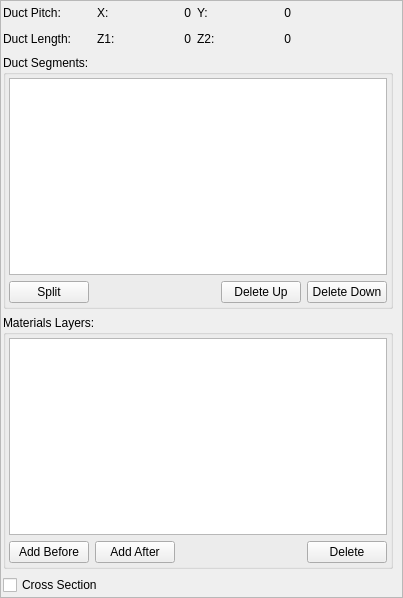
Above: Application/cmbDuctCellEditor.ui from Sprunth/RGG before the change. Below: the same form after it.
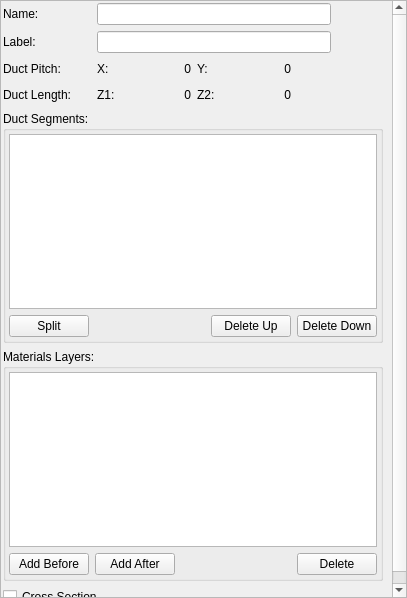
That is the form after the change.

Commit message: add label and name to duct

What changed in the file:
```diff
--- a/Application/cmbDuctCellEditor.ui
+++ b/Application/cmbDuctCellEditor.ui
@@ -6,7 +6,7 @@
    <rect>
     <x>0</x>
     <y>0</y>
-    <width>403</width>
+    <width>407</width>
     <height>598</height>
    </rect>
   </property>
@@ -27,8 +27,8 @@
        <rect>
         <x>0</x>
         <y>0</y>
-        <width>401</width>
-        <height>596</height>
+        <width>390</width>
+        <height>647</height>
        </rect>
       </property>
       <layout class="QGridLayout" name="gridLayout_3">
@@ -41,21 +41,41 @@
        <property name="bottomMargin">
         <number>2</number>
        </property>
-       <item row="4" column="0" colspan="3">
+       <item row="6" column="0" colspan="3">
         <widget class="QCheckBox" name="CrossSection">
          <property name="text">
           <string>Cross Section</string>
          </property>
         </widget>
        </item>
-       <item row="1" column="0">
-        <widget class="QLabel" name="label_2">
+       <item row="3" column="0">
+        <widget class="QLabel" name="dlLabel">
          <property name="text">
           <string>Duct Length:      </string>
          </property>
         </widget>
        </item>
-       <item row="2" column="0" colspan="3">
+       <item row="3" column="2">
+        <spacer name="horizontalSpacer_3">
+         <property name="orientation">
+          <enum>Qt::Horizontal</enum>
+         </property>
+         <property name="sizeHint" stdset="0">
+          <size>
+           <width>40</width>
+           <height>20</height>
+          </size>
+         </property>
+        </spacer>
+       </item>
+       <item row="0" column="0">
+        <widget class="QLabel" name="label_5">
+         <property name="text">
+          <string>Name:</string>
+         </property>
+        </widget>
+       </item>
+       <item row="4" column="0" colspan="3">
         <widget class="QGroupBox" name="groupBox">
          <property name="title">
           <string>Duct Segments:</string>
@@ -121,14 +141,90 @@
          </layout>
         </widget>
        </item>
-       <item row="0" column="0">
-        <widget class="QLabel" name="label">
+       <item row="2" column="0">
+        <widget class="QLabel" name="pdLabel">
          <property name="text">
           <string>Duct Pitch:</string>
          </property>
         </widget>
        </item>
-       <item row="3" column="0" colspan="3">
+       <item row="3" column="1">
+        <layout class="QHBoxLayout" name="horizontalLayout_3">
+         <item>
+          <widget class="QLabel" name="label_3">
+           <property name="text">
+            <string>Z1:</string>
+           </property>
+          </widget>
+         </item>
+         <item>
+          <widget class="QLabel" name="Z1">
+           <property name="minimumSize">
+            <size>
+             <width>70</width>
+             <height>0</height>
+            </size>
+           </property>
+           <property name="text">
+            <string>0</string>
+           </property>
+           <property name="alignment">
+            <set>Qt::AlignRight|Qt::AlignTrailing|Qt::AlignVCenter</set>
+           </property>
+          </widget>
+         </item>
+         <item>
+          <widget class="QLabel" name="label_4">
+           <property name="text">
+            <string>Z2:</string>
+           </property>
+          </widget>
+         </item>
+         <item>
+          <widget class="QLabel" name="Z2">
+           <property name="minimumSize">
+            <size>
+             <width>70</width>
+             <height>0</height>
+            </size>
+           </property>
+           <property name="text">
+            <string>0</string>
+           </property>
+           <property name="alignment">
+            <set>Qt::AlignRight|Qt::AlignTrailing|Qt::AlignVCenter</set>
+           </property>
+          </widget>
+         </item>
+         <item>
+          <spacer name="horizontalSpacer_5">
+           <property name="orientation">
+            <enum>Qt::Horizontal</enum>
+           </property>
+           <property name="sizeHint" stdset="0">
+            <size>
+             <width>40</width>
+             <height>20</height>
+            </size>
+           </property>
+          </spacer>
+         </item>
+        </layout>
+       </item>
+       <item row="2" column="2">
+        <spacer name="horizontalSpacer_2">
+         <property name="orientation">
+          <enum>Qt::Horizontal</enum>
+         </property>
+         <property name="sizeHint" stdset="0">
+          <size>
+           <width>40</width>
+           <height>20</height>
+          </size>
+         </property>
+        </spacer>
+       </item>
+       <item row="5" column="0" colspan="3">
         <widget class="QGroupBox" name="MaterialBox">
          <property name="title">
           <string>Materials Layers:</string>
@@ -194,7 +290,7 @@
          </layout>
         </widget>
        </item>
-       <item row="0" column="1">
+       <item row="2" column="1">
         <layout class="QHBoxLayout" name="horizontalLayout">
          <item>
           <widget class="QLabel" name="DuctPitchXLabel">
@@ -257,94 +353,18 @@
          </item>
         </layout>
        </item>
+       <item row="1" column="0">
+        <widget class="QLabel" name="label_6">
+         <property name="text">
+          <string>Label:</string>
+         </property>
+        </widget>
+       </item>
+       <item row="0" column="1">
+        <widget class="QLineEdit" name="Name"/>
+       </item>
        <item row="1" column="1">
-        <layout class="QHBoxLayout" name="horizontalLayout_3">
-         <item>
-          <widget class="QLabel" name="label_3">
-           <property name="text">
-            <string>Z1:</string>
-           </property>
-          </widget>
-         </item>
-         <item>
-          <widget class="QLabel" name="Z1">
-           <property name="minimumSize">
-            <size>
-             <width>70</width>
-             <height>0</height>
-            </size>
-           </property>
-           <property name="text">
-            <string>0</string>
-           </property>
-           <property name="alignment">
-            <set>Qt::AlignRight|Qt::AlignTrailing|Qt::AlignVCenter</set>
-           </property>
-          </widget>
-         </item>
-         <item>
-          <widget class="QLabel" name="label_4">
-           <property name="text">
-            <string>Z2:</string>
-           </property>
-          </widget>
-         </item>
-         <item>
-          <widget class="QLabel" name="Z2">
-           <property name="minimumSize">
-            <size>
-             <width>70</width>
-             <height>0</height>
-            </size>
-           </property>
-           <property name="text">
-            <string>0</string>
-           </property>
-           <property name="alignment">
-            <set>Qt::AlignRight|Qt::AlignTrailing|Qt::AlignVCenter</set>
-           </property>
-          </widget>
-         </item>
-         <item>
-          <spacer name="horizontalSpacer_5">
-           <property name="orientation">
-            <enum>Qt::Horizontal</enum>
-           </property>
-           <property name="sizeHint" stdset="0">
-            <size>
-             <width>40</width>
-             <height>20</height>
-            </size>
-           </property>
-          </spacer>
-         </item>
-        </layout>
-       </item>
-       <item row="0" column="2">
-        <spacer name="horizontalSpacer_2">
-         <property name="orientation">
-          <enum>Qt::Horizontal</enum>
-         </property>
-         <property name="sizeHint" stdset="0">
-          <size>
-           <width>40</width>
-           <height>20</height>
-          </size>
-         </property>
-        </spacer>
-       </item>
-       <item row="1" column="2">
-        <spacer name="horizontalSpacer_3">
-         <property name="orientation">
-          <enum>Qt::Horizontal</enum>
-         </property>
-         <property name="sizeHint" stdset="0">
-          <size>
-           <width>40</width>
-           <height>20</height>
-          </size>
-         </property>
-        </spacer>
+        <widget class="QLineEdit" name="Label"/>
        </item>
       </layout>
      </widget>
```
Left out of the diff: 14 changed lines with no effect on the pictures. The commit also changes 11 other files.
